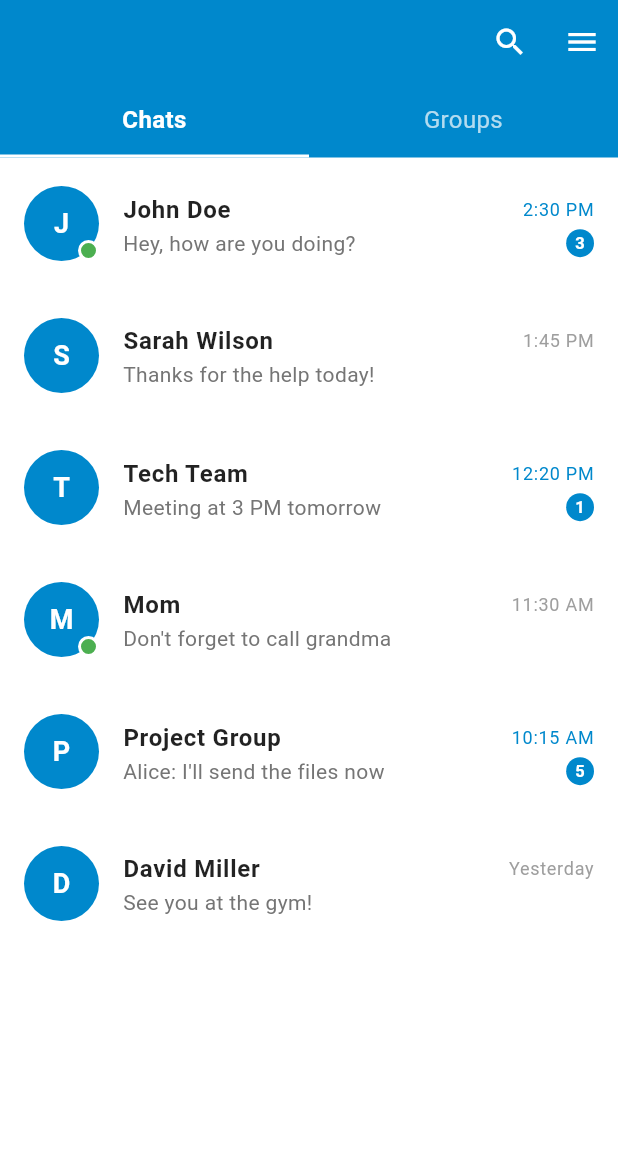
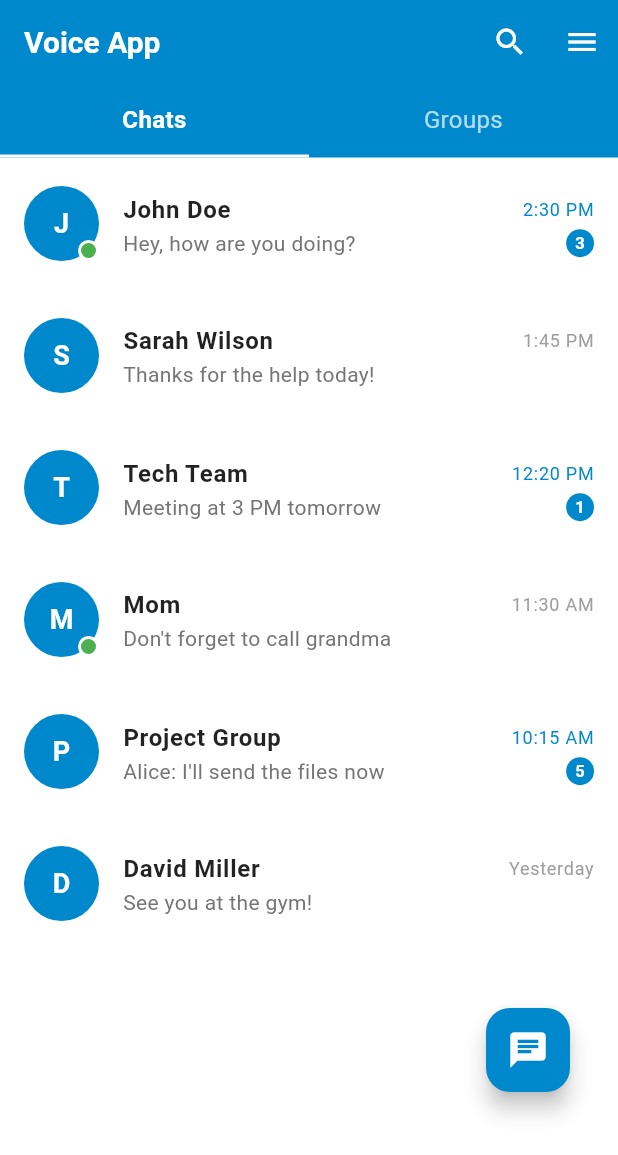
Before and after one commit to Tshewang2022/voice, a Flutter app: the HomeScreen screen opened by its route, on a phone screen of 412 x 824 dp. Shown: the top 1155 px of the screen. Run offline on Flutter 3.47's test engine with Material 3 defaults, Android fonts, the phone set to English and light mode, and no system bars.

Commit message:
should have change in the design

```diff
--- a/frontend/lib/screens/home.dart
+++ b/frontend/lib/screens/home.dart
@@ -1,10 +1,10 @@
 import 'package:flutter/material.dart';
-// what special features that i am providing, needs to really crack down on this one
+
 class HomeScreen extends StatefulWidget {
   @override
   State<HomeScreen> createState() => _HomeScreenState();
 }
-// read the code line by line and understand the code
+
 class _HomeScreenState extends State<HomeScreen> with TickerProviderStateMixin {
   int _selectedTab = 0;
   late AnimationController _drawerAnimationController;
@@ -122,6 +122,14 @@ class _HomeScreenState extends State<HomeScreen> with TickerProviderStateMixin {
         backgroundColor: const Color(0xFF0088CC),
         elevation: 0,
         automaticallyImplyLeading: false,
+        title: const Text(
+          "Voice App",
+          style: TextStyle(
+            color: Colors.white,
+            fontSize: 20,
+            fontWeight: FontWeight.w600,
+          ),
+        ),
         actions: [
           IconButton(
             icon: const Icon(Icons.search, color: Colors.white),
@@ -135,6 +143,30 @@ class _HomeScreenState extends State<HomeScreen> with TickerProviderStateMixin {
           ),
         ],
       ),
+      floatingActionButton: _selectedTab == 0 ? Container(
+        width: 56,
+        height: 56,
+        margin: const EdgeInsets.only(bottom: 80, right: 16),
+        child: FloatingActionButton(
+          onPressed: () {
+            // Navigate to new chat screen
+            ScaffoldMessenger.of(context).showSnackBar(
+              const SnackBar(
+                content: Text('New chat'),
+                duration: Duration(seconds: 1),
+              ),
+            );
+          },
+          backgroundColor: const Color(0xFF0088CC),
+          elevation: 6,
+          child: const Icon(
+            Icons.chat,
+            color: Colors.white,
+            size: 28,
+          ),
+        ),
+      ) : null,
+      floatingActionButtonLocation: FloatingActionButtonLocation.endFloat,
       body: Stack(
         children: [
           Column(
```
